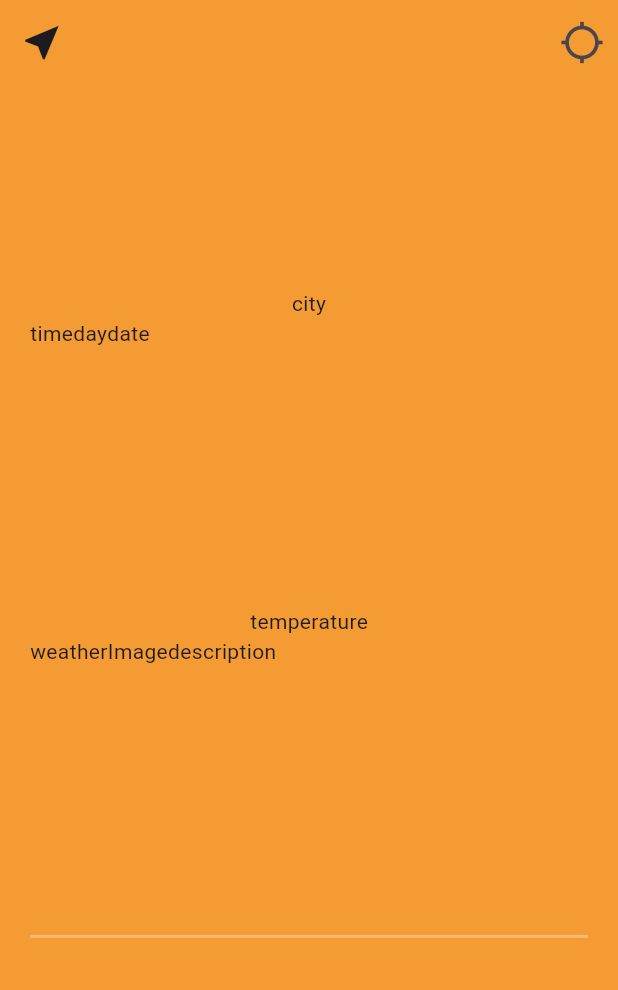
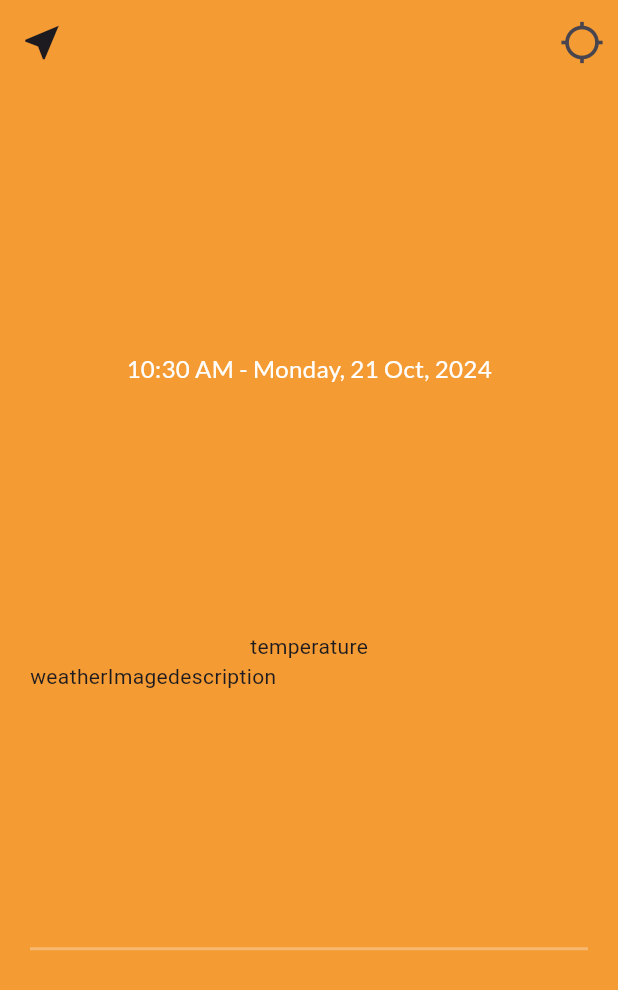
Before and after one commit to woojump/weather_app, a Flutter app: the WeatherScreen screen opened directly with empty values, on a phone screen of 412 x 824 dp. Shown: the top 990 px of the screen. Run offline on Flutter 3.47's test engine with Material 3 defaults, Android fonts, the phone set to English and light mode, and no system bars; our stand-ins replace flutter_svg, geolocator, google_fonts, timer_builder; statements that could not run were skipped.

Commit message:
build weather_screen part 1

```diff
--- a/lib/screens/weather_screen.dart
+++ b/lib/screens/weather_screen.dart
@@ -19,6 +19,7 @@ class WeatherScreen extends StatefulWidget {
 class _WeatherScreenState extends State<WeatherScreen> {
   late String cityName;
   late int temperature;
+  var date = DateTime.now();
 
   @override
   void initState() {
@@ -31,6 +32,11 @@ class _WeatherScreenState extends State<WeatherScreen> {
     cityName = weatherData['name'];
     double doubleTemperature = weatherData['main']['temp'];
     temperature = doubleTemperature.round();
+  }
+
+  String getSystemTime() {
+    var now = DateTime.now();
+    return DateFormat('h:mm a').format(now);
   }
 
   @override
@@ -61,24 +67,46 @@ class _WeatherScreenState extends State<WeatherScreen> {
             width: double.infinity,
             height: double.infinity,
           ),
-          const Padding(
-            padding: EdgeInsets.all(20.0),
+          Padding(
+            padding: const EdgeInsets.all(20.0),
             child: Column(
               mainAxisAlignment: MainAxisAlignment.spaceEvenly,
               children: [
                 Column(
                   children: [
-                    Text('city'),
+                    Text(
+                      cityName,
+                      style: GoogleFonts.lato(
+                        fontSize: 35.0,
+                        fontWeight: FontWeight.bold,
+                        color: Colors.white,
+                      ),
+                    ),
                     Row(
+                      mainAxisAlignment: MainAxisAlignment.center,
                       children: [
-                        Text('time'),
-                        Text('day'),
-                        Text('date'),
+                        TimerBuilder.periodic(
+                          const Duration(minutes: 1),
+                          builder: (context) => Text(
+                            getSystemTime(),
+                            style: GoogleFonts.lato(
+                              fontSize: 16.0,
+                              color: Colors.white,
+                            ),
+                          ),
+                        ),
+                        Text(
+                          DateFormat(' - EEEE, d MMM, yyy').format(date),
+                          style: GoogleFonts.lato(
+                            fontSize: 16.0,
+                            color: Colors.white,
+                          ),
+                        ),
                       ],
                     ),
                   ],
                 ),
-                Column(
+                const Column(
                   children: [
                     Text('temperature'),
                     Row(
@@ -89,7 +117,7 @@ class _WeatherScreenState extends State<WeatherScreen> {
                     ),
                   ],
                 ),
-                Column(
+                const Column(
                   children: [
                     Divider(
                       height: 15.0,
```
